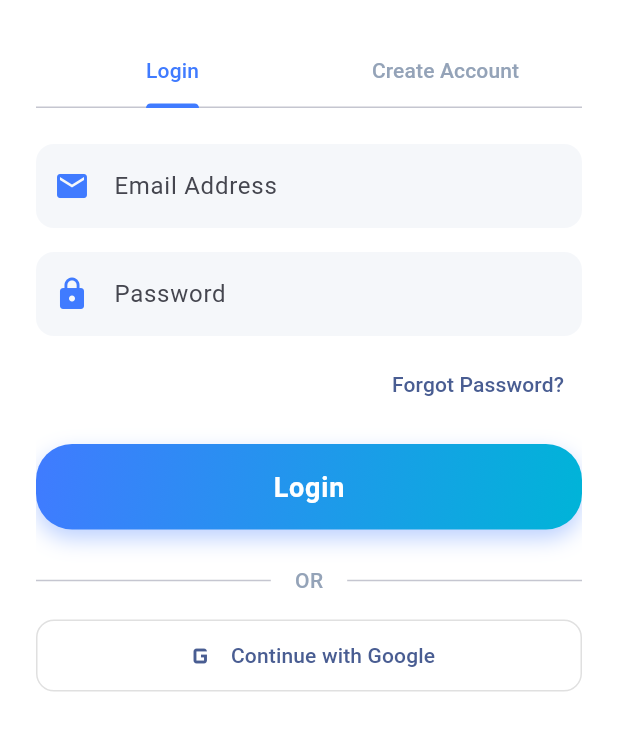
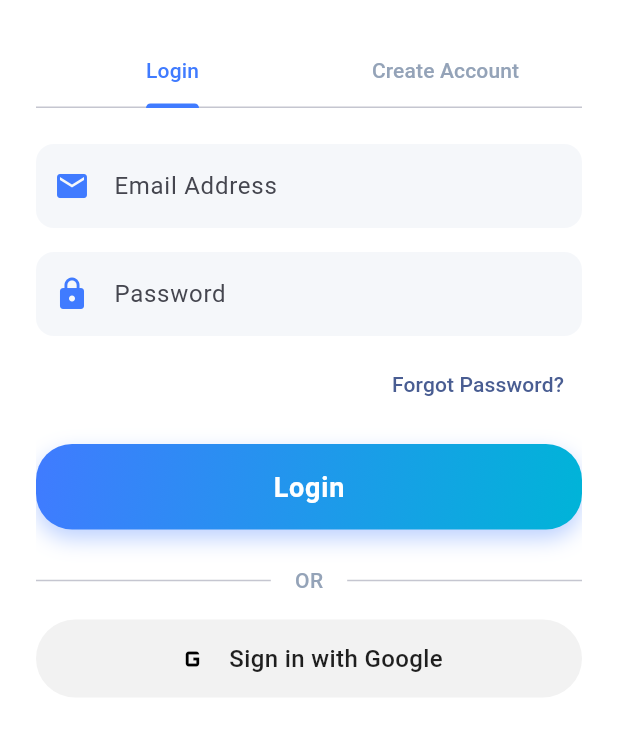
Before and after one commit to Nabda-Project/gp_app, a Flutter app: the AuthScreen screen opened by its route, on a phone screen of 412 x 824 dp, the part 297-1053 px from its top. Run offline on Flutter 3.47's test engine with Material 3 defaults, Android fonts, the light colour scheme and no system bars; our stand-ins replace cloud_firestore, firebase_auth, firebase_core, font_awesome_flutter, google_sign_in, hive and 1 more; missing offline and left inert: translator; accounts and stored records are empty; network calls fail.

```diff
--- a/lib/screens/auth/auth_screen.dart
+++ b/lib/screens/auth/auth_screen.dart
@@ -718,24 +718,52 @@ class _AuthScreenState extends State<AuthScreen>
   Widget _buildSocialButtons() {
     return Column(
       children: [
-        // Google Sign-In Button
-        OutlinedButton.icon(
-          onPressed: _isLoading ? null : _handleGoogleSignIn,
-          icon: Image.network(
-            'https://www.google.com/favicon.ico',
-            height: 24,
-            width: 24,
-            errorBuilder:
-                (_, __, ___) => const Icon(Icons.g_mobiledata, size: 24),
-          ),
-          label: Text(AppLocalizations.of(context)!.get('continueWithGoogle')),
-          style: OutlinedButton.styleFrom(
-            padding: const EdgeInsets.symmetric(vertical: 12),
-            minimumSize: const Size(double.infinity, 48),
-            shape: RoundedRectangleBorder(
-              borderRadius: BorderRadius.circular(12),
+        // Google Sign-In Button (Gray Pill)
+        GestureDetector(
+          onTap: _isLoading ? null : _handleGoogleSignIn,
+          child: Container(
+            width: double.infinity,
+            height: 52,
+            decoration: BoxDecoration(
+              color: const Color(0xFFF2F2F2), // Light Gray
+              borderRadius: BorderRadius.circular(26), // Pill shape
+              // Gray style typically has no border
             ),
-            side: BorderSide(color: Colors.grey.shade300),
+            child: Row(
+              mainAxisAlignment: MainAxisAlignment.center,
+              children: [
+                // "Real" Multicolored Google Logo
+                Image.network(
+                  'https://upload.wikimedia.org/wikipedia/commons/thumb/c/c1/Google_%22G%22_logo.svg/480px-Google_%22G%22_logo.svg.png',
+                  height: 24,
+                  width: 24,
+                  errorBuilder:
+                      (_, __, ___) =>
+                      // Fallback to favicon if wiki fails
+                      Image.network(
+                        'https://www.google.com/favicon.ico',
+                        height: 24,
+                        width: 24,
+                        errorBuilder:
+                            (context, error, stackTrace) => const Icon(
+                              Icons.g_mobiledata,
+                              color: Colors.black, // Dark icon for light bg
+                              size: 24,
+                            ),
+                      ),
+                ),
+                const SizedBox(width: 12),
+                const Text(
+                  'Sign in with Google',
+                  style: TextStyle(
+                    fontSize: 16,
+                    fontWeight: FontWeight.w500,
+                    color: Color(0xFF1F1F1F), // Dark text
+                    fontFamily: 'Roboto',
+                  ),
+                ),
+              ],
+            ),
           ),
         ),
       ],
```
Also changed, not shown: lib/screens/doctor/doctor_dashboard_screen.dart (+23 -1 lines).
